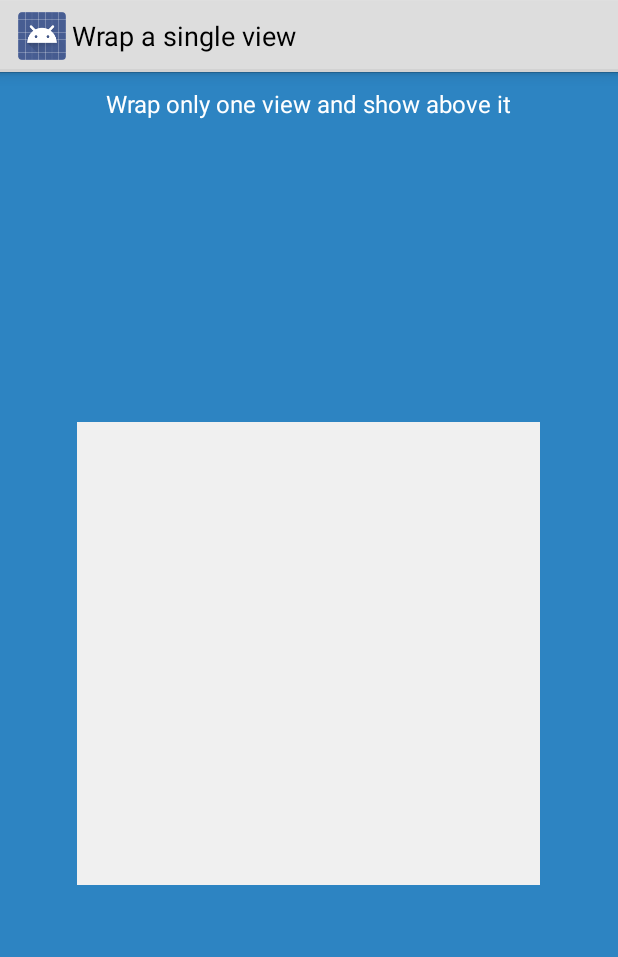
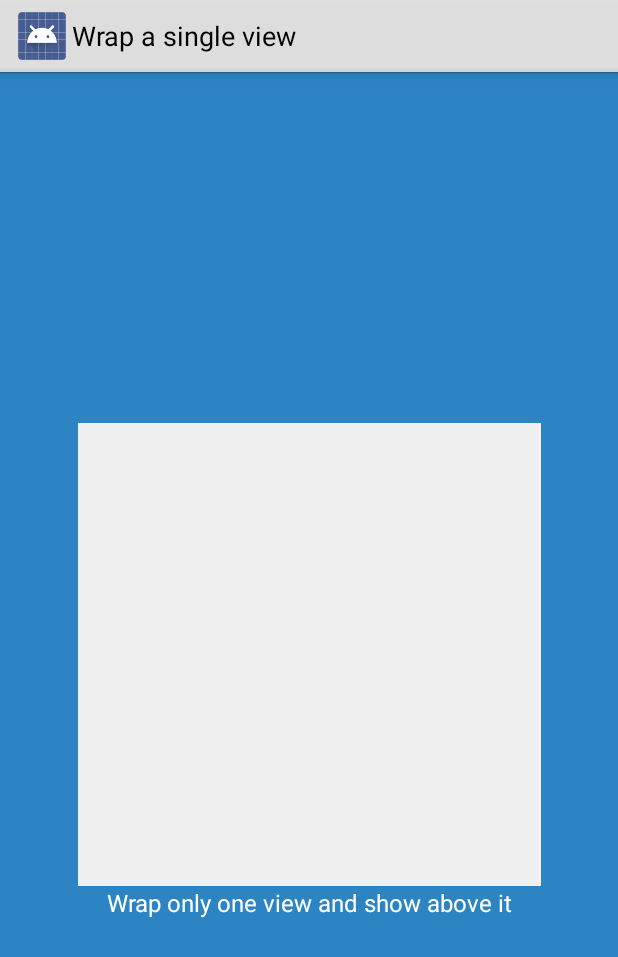
Before and after one commit to luckybilly/Gloading, an Android app: the WrapSingleViewActivity screen opened directly, with no data from a screen before it, on a phone screen of 412 x 824 dp. Shown: the top 957 px of the screen. Run offline under Robolectric (Android 15) with nearby library versions, the phone set to English and light mode, and no system bars; pictures from the network do not load; 4 statements that could not run were skipped.

Commit message:
demo for Gloading.getDefault().cover(view) usage with ConstraintLayout

```diff
--- a/app/src/main/java/com/billy/android/loadingstatusview/wrapview/WrapSingleViewActivity.java
+++ b/app/src/main/java/com/billy/android/loadingstatusview/wrapview/WrapSingleViewActivity.java
@@ -4,8 +4,8 @@ import android.graphics.drawable.Drawable;
 import android.os.Bundle;
 import android.support.annotation.Nullable;
 import android.util.DisplayMetrics;
+import android.view.ViewGroup;
 import android.widget.ImageView;
-import android.widget.RelativeLayout;
 
 import com.billy.android.loading.Gloading;
 import com.billy.android.loadingstatusview.BaseActivity;
@@ -38,7 +38,7 @@ public class WrapSingleViewActivity extends BaseActivity {
 
         DisplayMetrics dm = getResources().getDisplayMetrics();
         int size = dm.widthPixels * 3 / 4;
-        RelativeLayout.LayoutParams layoutParams = (RelativeLayout.LayoutParams) imageView.getLayoutParams();
+        ViewGroup.LayoutParams layoutParams = imageView.getLayoutParams();
         layoutParams.width = size;
         layoutParams.height = size;
         //failed by an error image url
@@ -50,7 +50,7 @@ public class WrapSingleViewActivity extends BaseActivity {
         //override this method in subclass to do special initialization
         if (mHolder == null) {
             //wrap view with default loading status view
-            mHolder = Gloading.getDefault().wrap(imageView).withRetry(new Runnable() {
+            mHolder = Gloading.getDefault().cover(imageView).withRetry(new Runnable() {
                 @Override
                 public void run() {
                     onLoadRetry();
--- a/app/src/main/res/layout/activity_wrap_single_view.xml
+++ b/app/src/main/res/layout/activity_wrap_single_view.xml
@@ -1,24 +1,34 @@
 <?xml version="1.0" encoding="utf-8"?>
-<RelativeLayout xmlns:android="http://schemas.android.com/apk/res/android"
-    android:layout_width="match_parent"
-    android:layout_height="match_parent"
+<android.support.constraint.ConstraintLayout
+    xmlns:android="http://schemas.android.com/apk/res/android"
+    xmlns:app="http://schemas.android.com/apk/res-auto"
+    android:layout_width="match_parent" android:layout_height="match_parent"
     android:background="@color/main_bg"
     android:padding="10dp"
     >
+
+    <ImageView
+        app:layout_constraintTop_toTopOf="parent"
+        app:layout_constraintBottom_toBottomOf="parent"
+        app:layout_constraintLeft_toLeftOf="parent"
+        app:layout_constraintRight_toRightOf="parent"
+        android:background="#44ff0000"
+        android:id="@+id/content_view"
+        android:visibility="visible"
+        android:layout_width="300dp"
+        android:layout_height="300dp"
+        />
+
     <TextView
         android:text="@string/wrap_single_view"
         android:textColor="@android:color/white"
         android:textSize="16sp"
         android:layout_width="wrap_content"
         android:layout_height="wrap_content"
-        android:layout_centerHorizontal="true"
+        app:layout_constraintLeft_toLeftOf="parent"
+        app:layout_constraintRight_toRightOf="parent"
+        app:layout_goneMarginTop="30dp"
+        app:layout_constraintTop_toBottomOf="@+id/content_view"
         />
 
-    <ImageView
-        android:id="@+id/content_view"
-        android:layout_width="300dp"
-        android:layout_height="300dp"
-        android:layout_centerInParent="true"
-        />
-
-</RelativeLayout>
+</android.support.constraint.ConstraintLayout>
```
